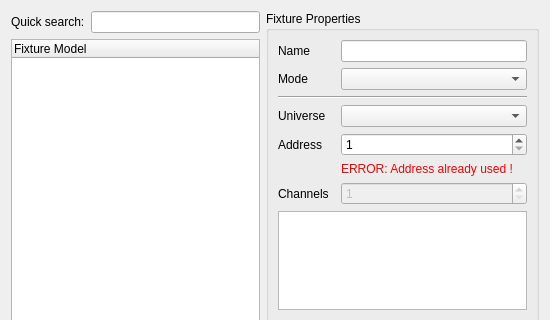
Old version of the form ui/src/addfixture.ui in the repository mcallegari/qlcplus; both pictures show x 0 to 550 and y 0 to 320 of the 550 by 460 pixel window.
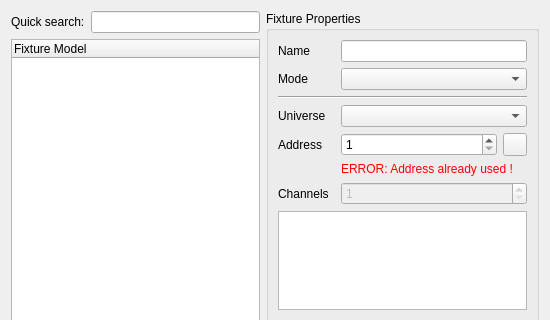
New version of the form. Icons and pictures are not drawn.

Commit message:
Add Address Tool to "Add Fixture" dialog for DMX address input
Add a button next to the address spin in the "Add Fixture" dialog that can be clicked
to display the required DIP switch configuration for the given address or to change
the address by modifying the sliders positions.

Diff of the .ui file:
```diff
--- a/ui/src/addfixture.ui
+++ b/ui/src/addfixture.ui
@@ -150,6 +150,8 @@
        </widget>
       </item>
       <item row="4" column="2">
+       <layout class="QHBoxLayout" name="horizontalLayout_6">
+        <item>
        <widget class="QSpinBox" name="m_addressSpin">
         <property name="sizePolicy">
          <sizepolicy hsizetype="Preferred" vsizetype="Preferred">
@@ -167,6 +169,19 @@
          <number>512</number>
         </property>
        </widget>
+        </item>
+        <item>
+         <widget class="QToolButton" name="m_diptoolButton">
+          <property name="icon">
+           <iconset resource="qlcui.qrc">
+            <normaloff>:/diptool.png</normaloff>:/diptool.png</iconset>
+          </property>
+          <property name="toolTip">
+           <string>Address Tool</string>
+          </property>
+         </widget>
+        </item>
+       </layout>
       </item>
       <item row="6" column="0">
        <widget class="QLabel" name="m_channelsLabel">
```
Lines whose indentation alone changed are shown as unchanged. The commit also changes 5 other files.
